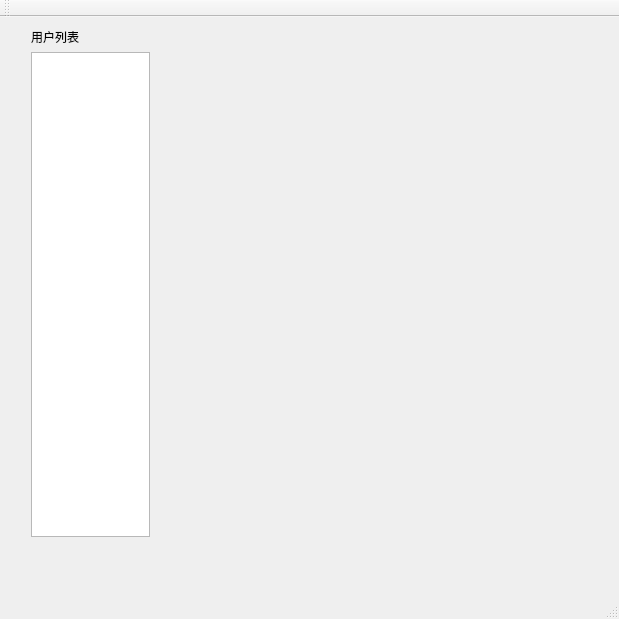
Qt form Server/server.ui (DeutschThorben/Talking) before a commit.
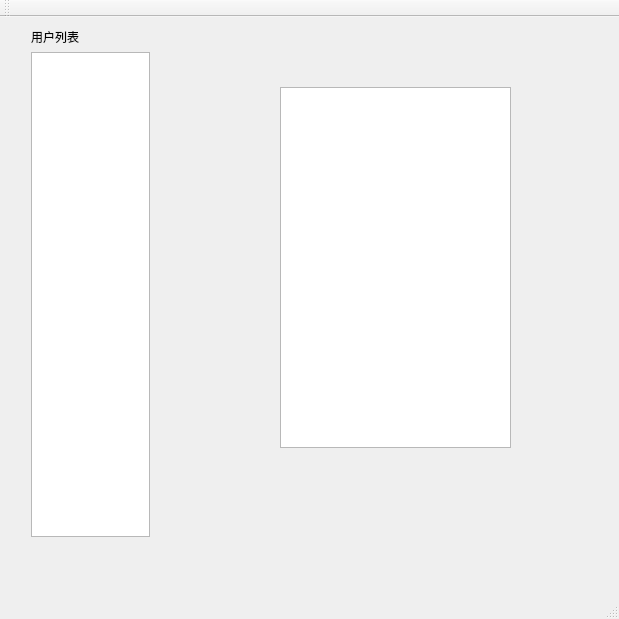
The same form after that commit.

```diff
--- a/Server/server.ui
+++ b/Server/server.ui
@@ -36,6 +36,16 @@
      </item>
     </layout>
    </widget>
+   <widget class="QTextEdit" name="textEdit_work">
+    <property name="geometry">
+     <rect>
+      <x>280</x>
+      <y>70</y>
+      <width>231</width>
+      <height>361</height>
+     </rect>
+    </property>
+   </widget>
   </widget>
   <widget class="QMenuBar" name="menuBar">
    <property name="geometry">
```
